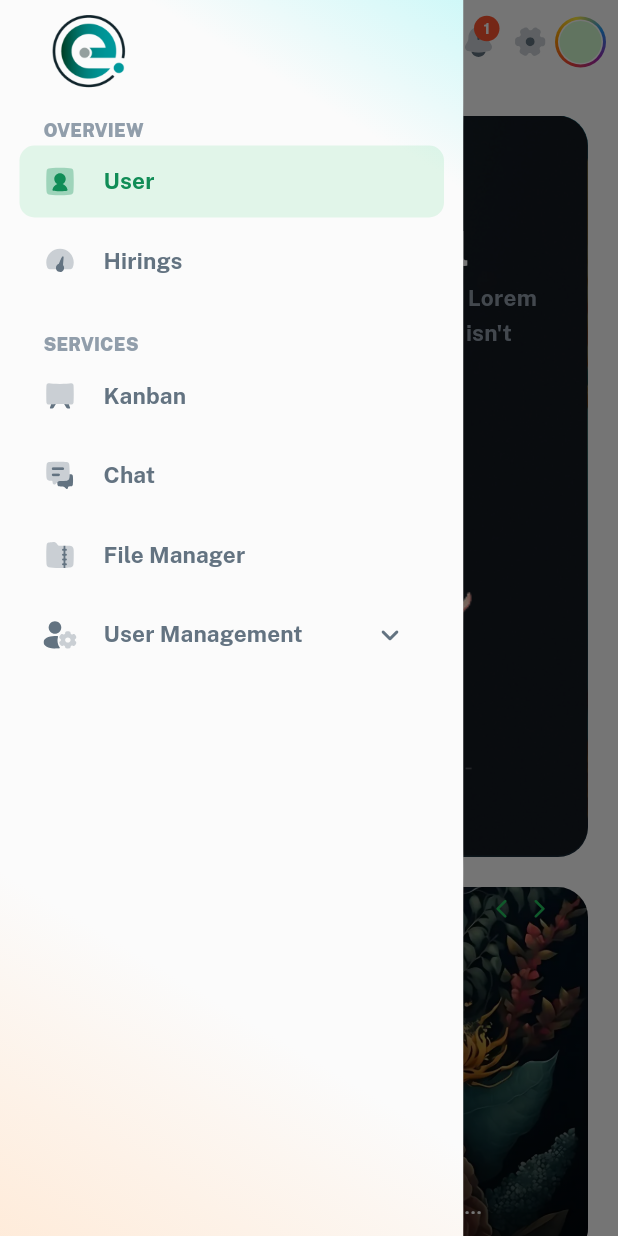
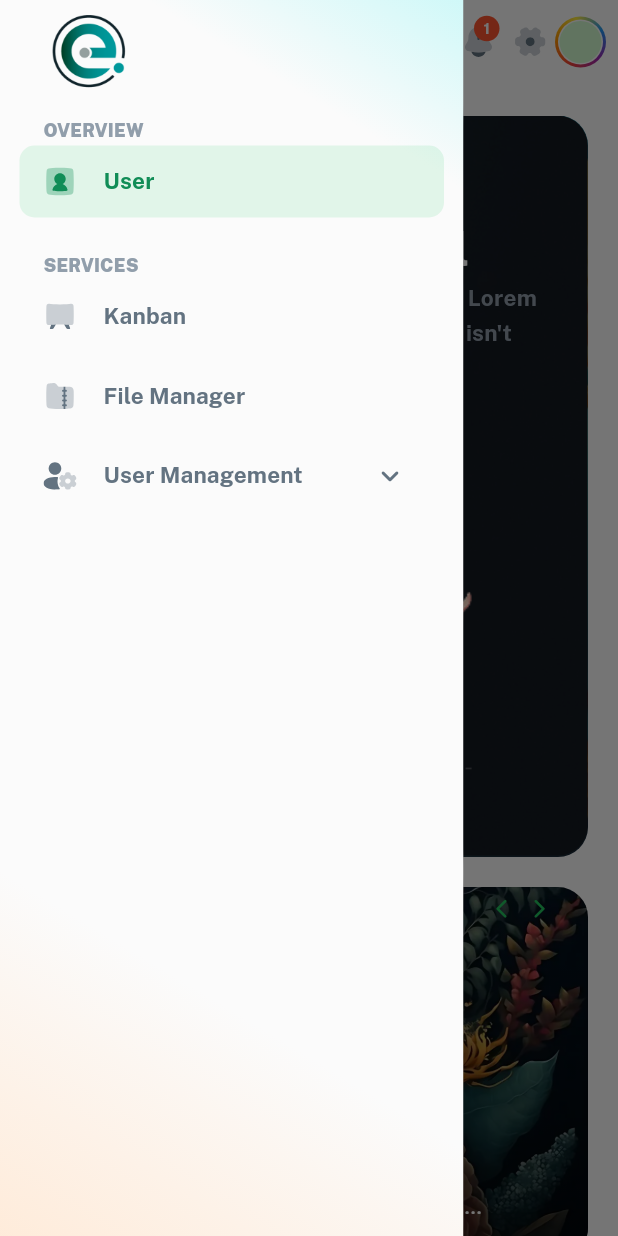
Before and after one commit to Yash-Nautiyal/employeeOS_mobile, a Flutter app: the screen it shows once a user with an empty profile is signed in, with the side drawer open, on a phone screen of 412 x 824 dp. Run offline on Flutter 3.47's test engine with Material 3 defaults, Android fonts, the phone set to English and light mode, and no system bars; drawn by our look-alikes of badges; our stand-ins replace bloc, connectivity_plus, dotted_border, dropdown_button2, emoji_picker_flutter, equatable and 16 more; missing offline and left inert: avatar_stack, fast_cached_network_image, flutter_file_downloader, flutter_popup, flutter_quill, flutter_quill_delta_from_html and 6 more; accounts and stored records are empty; Roboto replaces fonts that are missing (PublicSans); project files that could hold a hidden picture were left out.

Commit message:
Refactor menu drawer to conditionally display 'Hirings' item based on recruitment visibility; commented out 'Chat' menu item for future consideration.

```diff
--- a/lib/view/layout/presentation/widgets/menu_drawer.dart
+++ b/lib/view/layout/presentation/widgets/menu_drawer.dart
@@ -78,7 +78,7 @@ class _MenuDrawerState extends State<MenuDrawer> {
                     Navigator.pop(context); // Close the drawer
                   },
                 ),
-
+                if (showRecruitment)
                   MenuItem(
                     icon: 'assets/icons/nav/ic-dashboard.svg',
                     title: 'Hirings',
@@ -117,18 +117,18 @@ class _MenuDrawerState extends State<MenuDrawer> {
                     Navigator.pop(context); // Close the drawer
                   },
                 ),
-                MenuItem(
-                  icon: 'assets/icons/nav/ic-chat.svg',
-                  title: 'Chat',
-                  theme: theme,
-                  selectedItem: widget.selectedItem,
-                  onSelected: (item) {
-                    setState(() {
-                      widget.onSelected(item);
-                    });
-                    Navigator.pop(context); // Close the drawer
-                  },
-                ),
+                // MenuItem(
+                //   icon: 'assets/icons/nav/ic-chat.svg',
+                //   title: 'Chat',
+                //   theme: theme,
+                //   selectedItem: widget.selectedItem,
+                //   onSelected: (item) {
+                //     setState(() {
+                //       widget.onSelected(item);
+                //     });
+                //     Navigator.pop(context); // Close the drawer
+                //   },
+                // ),
                 MenuItem(
                   icon: 'assets/icons/nav/ic-folder.svg',
                   title: 'File Manager',
```
Lines whose indentation alone changed are shown as unchanged.
